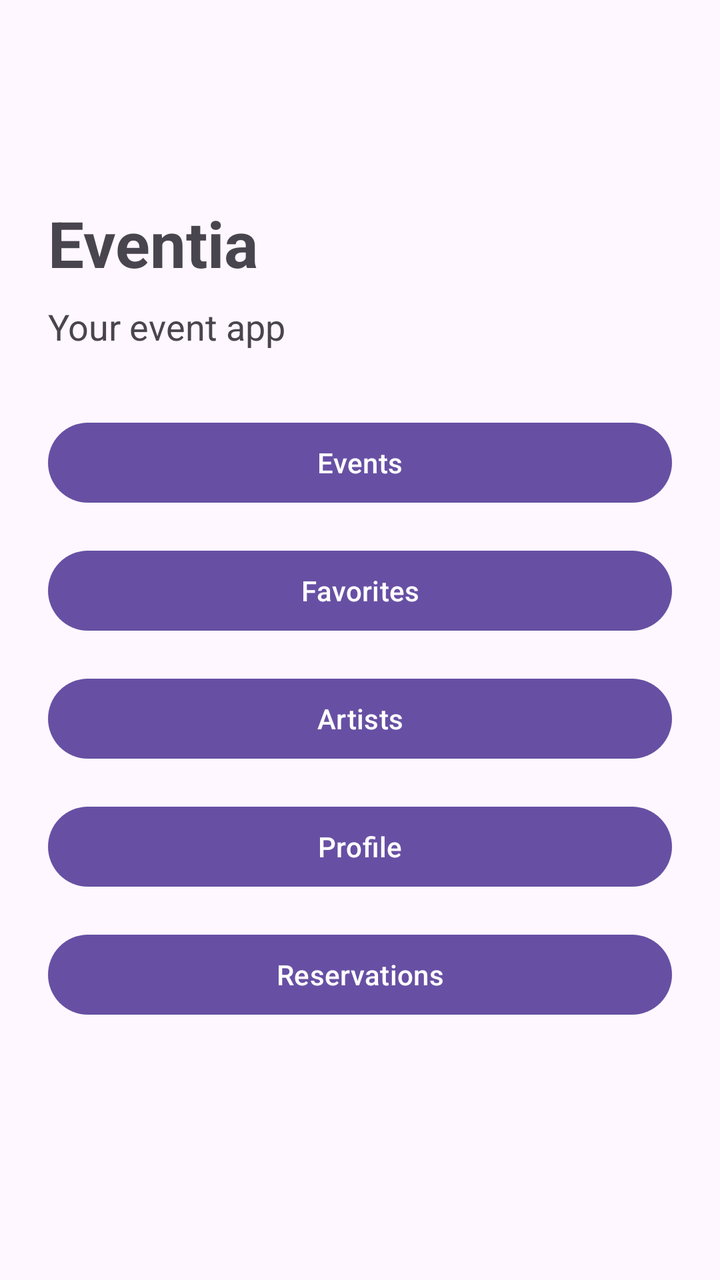
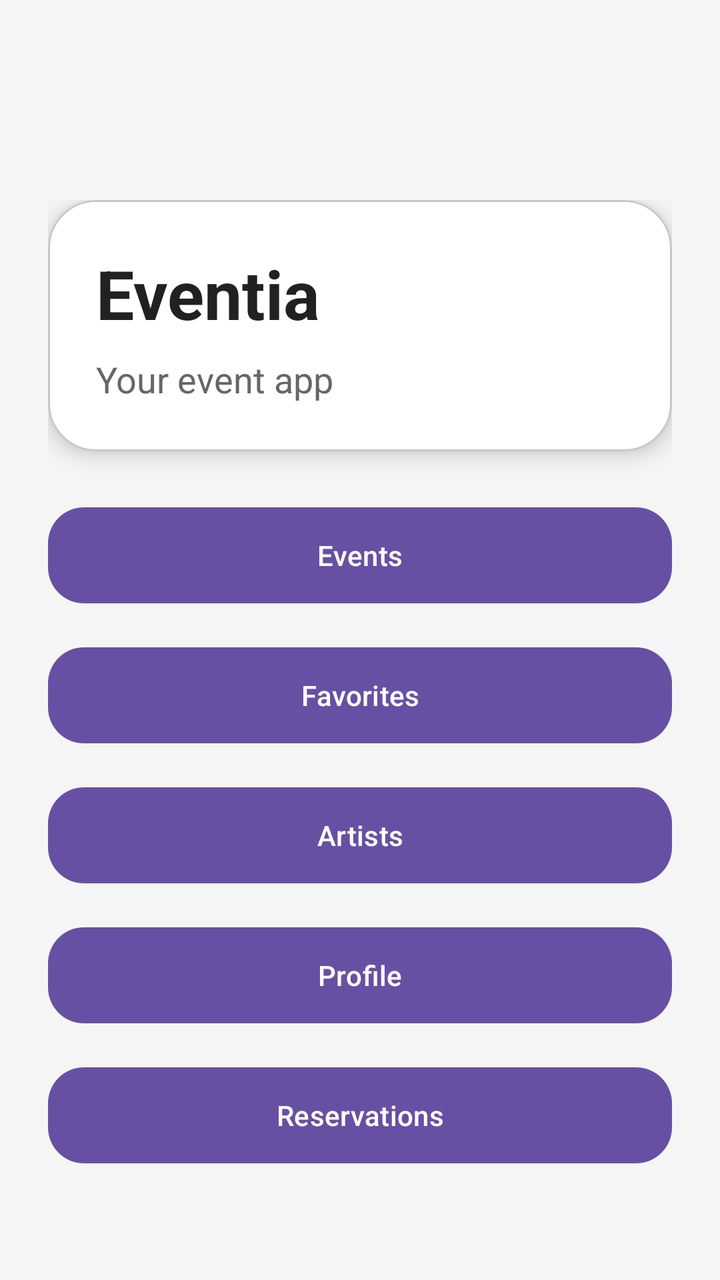

Screens rendered from an Android XML layout before and after an edit, with the pre-edit source and the edit as a unified diff.
<!-- AndroidManifest.xml: application theme Theme.AppEventia -->
<!-- res/layout/activity_main.xml -->
<?xml version="1.0" encoding="utf-8"?>
<LinearLayout
    xmlns:android="http://schemas.android.com/apk/res/android"
    android:layout_width="match_parent"
    android:layout_height="match_parent"
    android:orientation="vertical"
    android:paddingTop="100dp"
    android:paddingBottom="24dp"
    android:paddingHorizontal="24dp">

    <TextView
        android:id="@+id/titleText"
        android:layout_width="wrap_content"
        android:layout_height="wrap_content"
        android:text="Eventia"
        android:textSize="32sp"
        android:textStyle="bold"
        android:layout_marginBottom="8dp"/>

    <TextView
        android:id="@+id/subtitleText"
        android:layout_width="wrap_content"
        android:layout_height="wrap_content"
        android:text="@string/main_subtitle"
        android:textSize="18sp"
        android:layout_marginBottom="32dp"/>

    <Button
        android:id="@+id/eventsButton"
        android:layout_width="match_parent"
        android:layout_height="wrap_content"
        android:text="@string/button_events"
        android:layout_marginBottom="16dp"/>

    <Button
        android:id="@+id/favoritesButton"
        android:layout_width="match_parent"
        android:layout_height="wrap_content"
        android:text="@string/button_favorites"
        android:layout_marginBottom="16dp"/>

    <Button
        android:id="@+id/artistsButton"
        android:layout_width="match_parent"
        android:layout_height="wrap_content"
        android:text="@string/button_artists"
        android:layout_marginBottom="16dp"/>

    <Button
        android:id="@+id/profileButton"
        android:layout_width="match_parent"
        android:layout_height="wrap_content"
        android:text="@string/button_profile"
        android:layout_marginBottom="16dp"/>

    <Button
        android:id="@+id/reservationsButton"
        android:layout_width="match_parent"
        android:layout_height="wrap_content"
        android:text="@string/button_reservations"
        android:layout_marginBottom="16dp"/>

</LinearLayout>
<!-- resources referenced by this layout -->
<resources>
  <string name="button_artists">Artists</string>
  <string name="button_events">Events</string>
  <string name="button_favorites">Favorites</string>
  <string name="button_profile">Profile</string>
  <string name="button_reservations">Reservations</string>
  <string name="main_subtitle">Your event app</string>
  <style name="Theme.AppEventia" parent="Base.Theme.AppEventia" />
  <style name="Base.Theme.AppEventia" parent="Theme.Material3.DayNight">
          
          
      </style>
</resources>

<!-- the commit's change to res/layout/activity_main.xml (unified diff, before → after) -->
@@ -1,63 +1,95 @@
 <?xml version="1.0" encoding="utf-8"?>
-<LinearLayout
+<ScrollView
     xmlns:android="http://schemas.android.com/apk/res/android"
+    xmlns:app="http://schemas.android.com/apk/res-auto"
     android:layout_width="match_parent"
     android:layout_height="match_parent"
-    android:orientation="vertical"
-    android:paddingTop="100dp"
-    android:paddingBottom="24dp"
-    android:paddingHorizontal="24dp">
+    android:background="#F5F5F5">
 
-    <TextView
-        android:id="@+id/titleText"
-        android:layout_width="wrap_content"
-        android:layout_height="wrap_content"
-        android:text="Eventia"
-        android:textSize="32sp"
-        android:textStyle="bold"
-        android:layout_marginBottom="8dp"/>
-
-    <TextView
-        android:id="@+id/subtitleText"
-        android:layout_width="wrap_content"
-        android:layout_height="wrap_content"
-        android:text="@string/main_subtitle"
-        android:textSize="18sp"
-        android:layout_marginBottom="32dp"/>
-
-    <Button
-        android:id="@+id/eventsButton"
+    <LinearLayout
         android:layout_width="match_parent"
         android:layout_height="wrap_content"
-        android:text="@string/button_events"
-        android:layout_marginBottom="16dp"/>
+        android:orientation="vertical"
+        android:paddingTop="100dp"
+        android:paddingBottom="24dp"
+        android:paddingHorizontal="24dp">
 
-    <Button
-        android:id="@+id/favoritesButton"
-        android:layout_width="match_parent"
-        android:layout_height="wrap_content"
-        android:text="@string/button_favorites"
-        android:layout_marginBottom="16dp"/>
+        <com.google.android.material.card.MaterialCardView
+            android:layout_width="match_parent"
+            android:layout_height="wrap_content"
+            app:cardCornerRadius="24dp"
+            app:cardElevation="6dp"
+            app:cardBackgroundColor="#FFFFFF"
+            android:layout_marginBottom="24dp">
 
-    <Button
-        android:id="@+id/artistsButton"
-        android:layout_width="match_parent"
-        android:layout_height="wrap_content"
-        android:text="@string/button_artists"
-        android:layout_marginBottom="16dp"/>
+            <LinearLayout
+                android:layout_width="match_parent"
+                android:layout_height="wrap_content"
+                android:orientation="vertical"
+                android:padding="24dp">
 
-    <Button
-        android:id="@+id/profileButton"
-        android:layout_width="match_parent"
-        android:layout_height="wrap_content"
-        android:text="@string/button_profile"
-        android:layout_marginBottom="16dp"/>
+                <TextView
+                    android:id="@+id/titleText"
+                    android:layout_width="wrap_content"
+                    android:layout_height="wrap_content"
+                    android:text="Eventia"
+                    android:textSize="34sp"
+                    android:textStyle="bold"
+                    android:textColor="#212121"
+                    android:layout_marginBottom="8dp"/>
 
-    <Button
-        android:id="@+id/reservationsButton"
-        android:layout_width="match_parent"
-        android:layout_height="wrap_content"
-        android:text="@string/button_reservations"
-        android:layout_marginBottom="16dp"/>
+                <TextView
+                    android:id="@+id/subtitleText"
+                    android:layout_width="wrap_content"
+                    android:layout_height="wrap_content"
+                    android:text="@string/main_subtitle"
+                    android:textSize="18sp"
+                    android:textColor="#666666"/>
 
-</LinearLayout>
+            </LinearLayout>
+
+        </com.google.android.material.card.MaterialCardView>
+
+        <com.google.android.material.button.MaterialButton
+            android:id="@+id/eventsButton"
+            android:layout_width="match_parent"
+            android:layout_height="56dp"
+            android:text="@string/button_events"
+            android:layout_marginBottom="14dp"
+            app:cornerRadius="18dp"/>
+
+        <com.google.android.material.button.MaterialButton
+            android:id="@+id/favoritesButton"
+            android:layout_width="match_parent"
+            android:layout_height="56dp"
+            android:text="@string/button_favorites"
+            android:layout_marginBottom="14dp"
+            app:cornerRadius="18dp"/>
+
+        <com.google.android.material.button.MaterialButton
+            android:id="@+id/artistsButton"
+            android:layout_width="match_parent"
+            android:layout_height="56dp"
+            android:text="@string/button_artists"
+            android:layout_marginBottom="14dp"
+            app:cornerRadius="18dp"/>
+
+        <com.google.android.material.button.MaterialButton
+            android:id="@+id/profileButton"
+            android:layout_width="match_parent"
+            android:layout_height="56dp"
+            android:text="@string/button_profile"
+            android:layout_marginBottom="14dp"
+            app:cornerRadius="18dp"/>
+
+        <com.google.android.material.button.MaterialButton
+            android:id="@+id/reservationsButton"
+            android:layout_width="match_parent"
+            android:layout_height="56dp"
+            android:text="@string/button_reservations"
+            android:layout_marginBottom="14dp"
+            app:cornerRadius="18dp"/>
+
+    </LinearLayout>
+
+</ScrollView>
